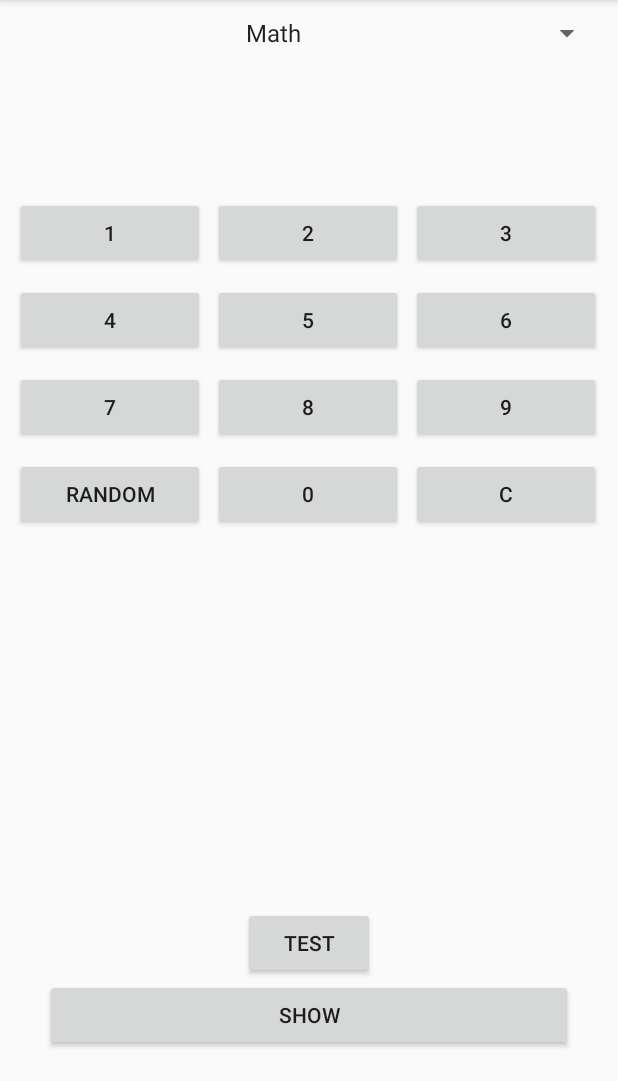
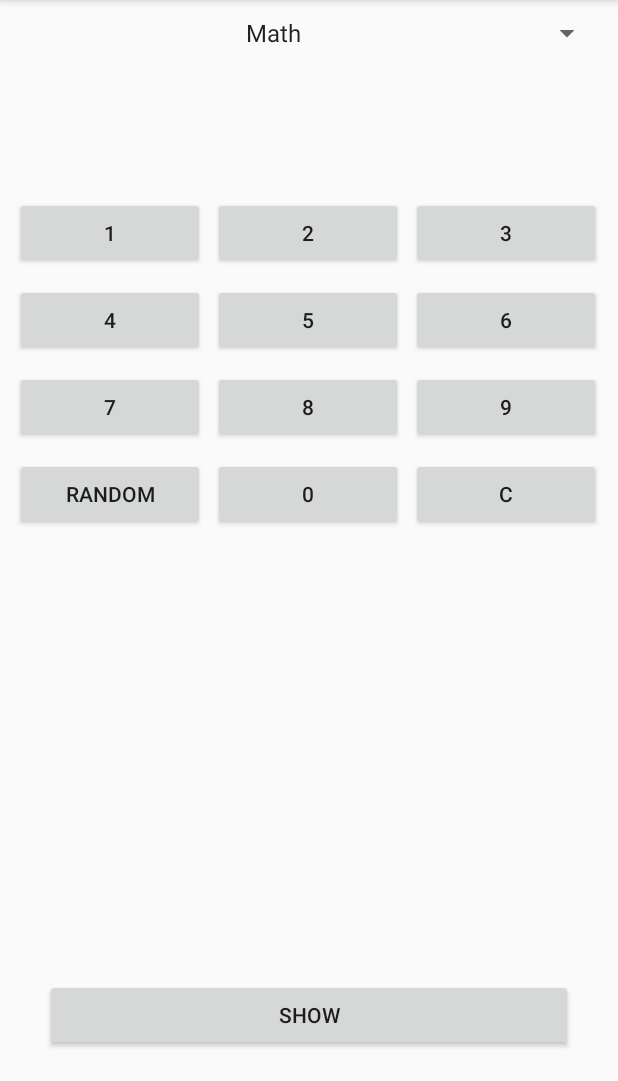
Before and after one commit to eliasLoker/Numbers, an Android app: the screen it shows after launch (MainActivity), on a phone screen of 412 x 824 dp, the part 155-1236 px from its top. Run offline under Robolectric (Android 15) with nearby library versions, the phone set to English and light mode, and no system bars; our stand-ins replace Room's generated code, data binding; 5 statements that could not run were skipped.

Commit message:
- отредактировал onClickFavouritesButtonCallback

```diff
--- a/app/src/main/java/com/example/myplaceinfo/data/NumberEntity.kt
+++ b/app/src/main/java/com/example/myplaceinfo/data/NumberEntity.kt
@@ -9,7 +9,7 @@ import androidx.room.PrimaryKey
  * @author Alexandr Mikhalev
  */
 @Entity
-class NumberEntity(var name: String, var text: String) {
+class NumberEntity(var type: String, var numberStr: String, var text: String) {
     @PrimaryKey(autoGenerate = true)
     var id: Long? = null
 }
--- a/app/src/main/java/com/example/myplaceinfo/number/NumberFragment.kt
+++ b/app/src/main/java/com/example/myplaceinfo/number/NumberFragment.kt
@@ -29,7 +29,7 @@ import retrofit2.Response
 class NumberFragment : Fragment(), NumberDetailsDialog.AddFavouritesButtonListener {
 
     private var mNumberViewModel: NumberViewModel? = null
-    private var mFragmentShowIpBinding: com.example.myplaceinfo.databinding.FragmentNumberBinding? = null
+    private var mFragmentNumberBinding: com.example.myplaceinfo.databinding.FragmentNumberBinding? = null
 
     override fun onCreate(savedInstanceState: Bundle?) {
         super.onCreate(savedInstanceState)
@@ -40,10 +40,10 @@ class NumberFragment : Fragment(), NumberDetailsDialog.AddFavouritesButtonListen
     }
 
     override fun onCreateView(inflater: LayoutInflater, container: ViewGroup?, savedInstanceState: Bundle?): View? {
-        mFragmentShowIpBinding = DataBindingUtil.inflate(inflater, R.layout.fragment_number, container, false)
-        mFragmentShowIpBinding!!.viewModel = mNumberViewModel
+        mFragmentNumberBinding = DataBindingUtil.inflate(inflater, R.layout.fragment_number, container, false)
+        mFragmentNumberBinding!!.viewModel = mNumberViewModel
         init()
-        return mFragmentShowIpBinding!!.root
+        return mFragmentNumberBinding!!.root
     }
 
     private fun init() {
@@ -67,7 +67,7 @@ class NumberFragment : Fragment(), NumberDetailsDialog.AddFavouritesButtonListen
     }
 
     override fun onClickFavouritesButton() {
-        mNumberViewModel!!.onClickTestButton()
+        mNumberViewModel!!.onClickFavouritesButtonCallback(mFragmentNumberBinding!!.spinner.selectedItem.toString())
     }
 
     companion object {
--- a/app/src/main/java/com/example/myplaceinfo/number/viewmodel/NumberViewModel.kt
+++ b/app/src/main/java/com/example/myplaceinfo/number/viewmodel/NumberViewModel.kt
@@ -19,8 +19,6 @@ interface NumberViewModel {
 
   fun onClickShowIpButton()
 
-  fun onClickShowDetailsButton()
-
   fun onClickNumberButton(number: Int)
 
   fun onClickRandomButton(str: String)
@@ -33,6 +31,6 @@ interface NumberViewModel {
 
   fun onResponseCallback(message: String?)
 
-  fun onClickTestButton()
+  fun onClickFavouritesButtonCallback(type: String)
 
 }
--- a/app/src/main/java/com/example/myplaceinfo/numberlist/DiffUtilNumberList.kt
+++ b/app/src/main/java/com/example/myplaceinfo/numberlist/DiffUtilNumberList.kt
@@ -30,7 +30,7 @@ class DiffUtilNumberList(private val oldList: List<NumberEntity>, private val ne
         var isSame = true
         for (i in 0 until newList.size)
         {
-            if (!((oldItem.name == newItem.name)&&(oldItem.text == newItem.text))) isSame = false
+            if (!((oldItem.numberStr == newItem.numberStr)&&(oldItem.text == newItem.text))) isSame = false
         }
         return isSame
     }
--- a/app/src/main/res/layout/fragment_number.xml
+++ b/app/src/main/res/layout/fragment_number.xml
@@ -127,13 +127,5 @@
                 app:layout_constraintEnd_toEndOf="@id/table_layout"
                 app:layout_constraintBottom_toBottomOf="parent"/>
 
-        <Button
-                android:layout_width="wrap_content"
-                android:layout_height="wrap_content"
-                android:text="test"
-                android:onClick="@{() -> viewModel.onClickTestButton()}"
-                app:layout_constraintBottom_toTopOf="@id/show_button"
-                app:layout_constraintStart_toStartOf="parent"
-                app:layout_constraintEnd_toEndOf="parent"/>
     </androidx.constraintlayout.widget.ConstraintLayout>
 </layout>
--- a/app/src/main/res/layout/number_list_item.xml
+++ b/app/src/main/res/layout/number_list_item.xml
@@ -16,7 +16,7 @@
                 android:textSize="30sp"
                 android:layout_marginStart="20dp"
                 android:layout_marginTop="20dp"
-                android:text="ID: "
+                android:text="Type: "
                 app:layout_constraintStart_toStartOf="parent"
                 app:layout_constraintTop_toTopOf="parent"
                 tools:text="id"/>
@@ -26,7 +26,7 @@
                 android:layout_width="wrap_content"
                 android:layout_height="wrap_content"
                 android:textSize="30sp"
-                android:text="@{String.valueOf(number.id)}"
+                android:text="@{String.valueOf(number.type)}"
                 android:layout_marginStart="10dp"
                 app:layout_constraintBottom_toBottomOf="@id/id_header_text_view"
                 app:layout_constraintStart_toEndOf="@id/id_header_text_view"
@@ -39,7 +39,7 @@
                 android:layout_marginTop="20dp"
                 android:layout_marginEnd="20dp"
                 android:textSize="30sp"
-                android:text="@{number.name}"
+                android:text="@{number.numberStr}"
                 app:layout_constraintEnd_toEndOf="parent"
                 app:layout_constraintTop_toTopOf="parent"
                 tools:text="555"/>
```
Also changed, not shown: app/src/main/java/com/example/myplaceinfo/number/viewmodel/NumberViewModelImpl.kt (+3 -7 lines), 1 other file.
